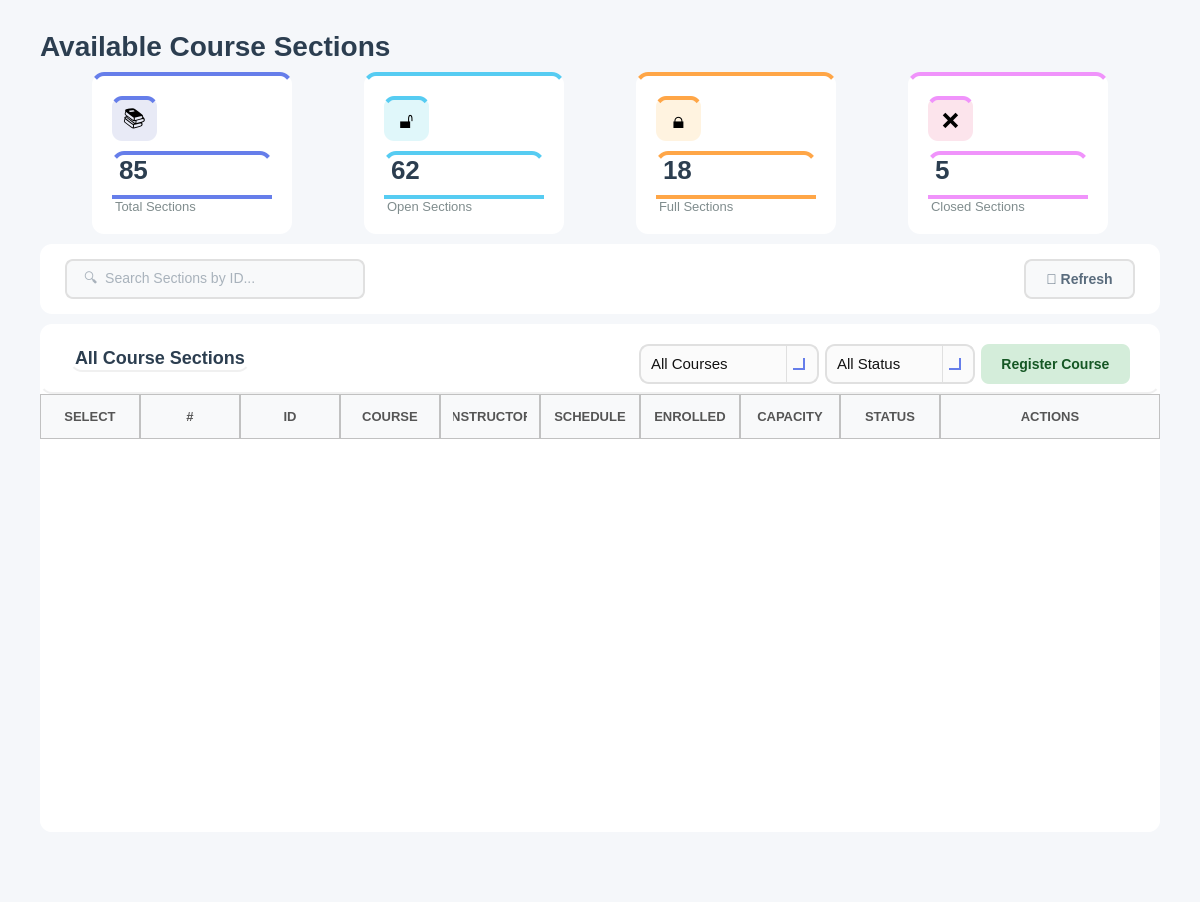
The window that app_ui/student_ui/submenus_ui/not_made/view_sections.ui (Yasser-Daffa/ECE-Course-Registeration) describes before a commit, drawn with Qt 5.
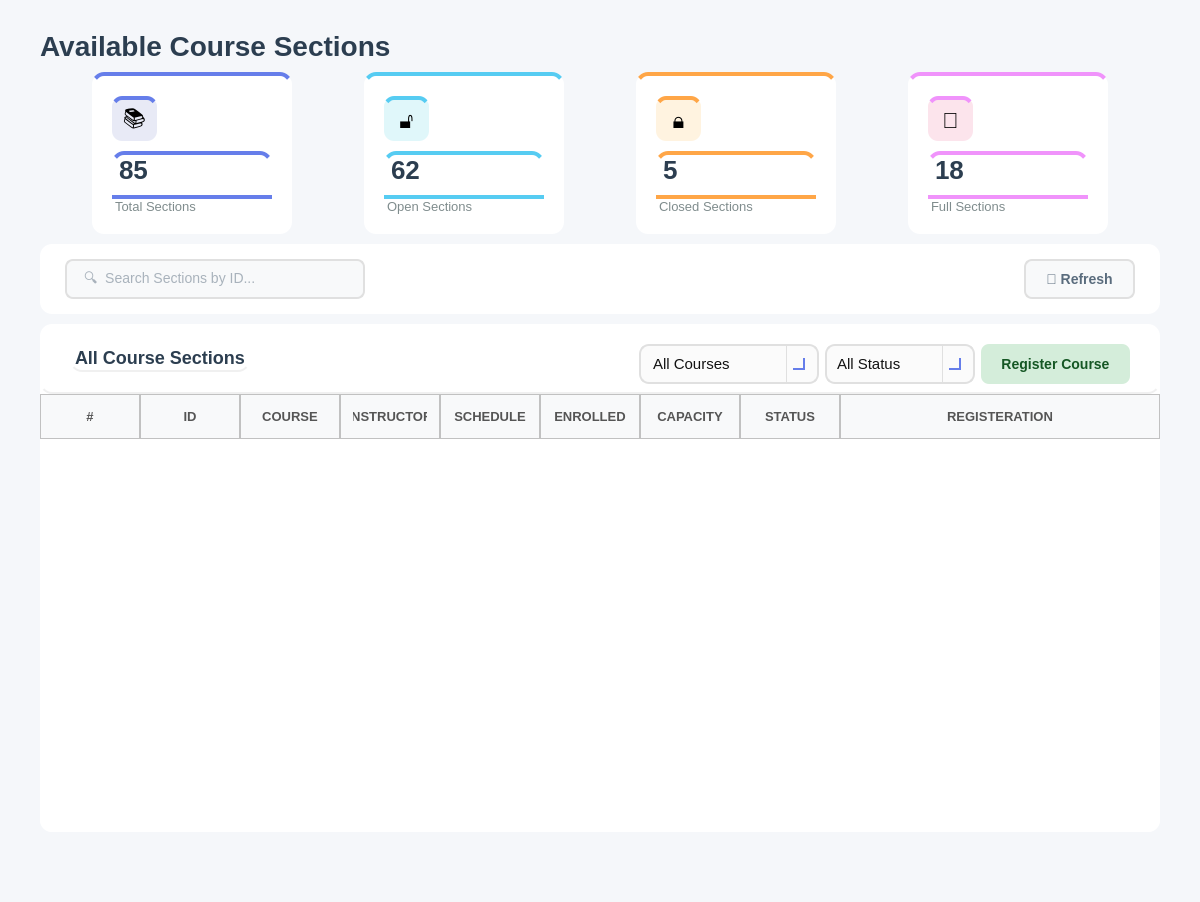
The same window after the commit. Icons and pictures are not drawn.

Commit message: improved ui for view_sections for students

Diff of the .ui file:
```diff
--- a/app_ui/student_ui/submenus_ui/not_made/view_sections.ui
+++ b/app_ui/student_ui/submenus_ui/not_made/view_sections.ui
@@ -232,90 +232,6 @@
        </layout>
       </widget>
      </item>
-     <item>
-      <widget class="QFrame" name="fullSectionsFrame">
-       <property name="minimumSize">
-        <size>
-         <width>0</width>
-         <height>140</height>
-        </size>
-       </property>
-       <property name="maximumSize">
-        <size>
-         <width>200</width>
-         <height>16777215</height>
-        </size>
-       </property>
-       <property name="styleSheet">
-        <string notr="true">background-color: white; border-radius: 12px; border-top: 4px solid #ffa647;</string>
-       </property>
-       <property name="frameShape">
-        <enum>QFrame::Shape::StyledPanel</enum>
-       </property>
-       <layout class="QVBoxLayout" name="fullSectionsLayout">
-        <property name="spacing">
-         <number>10</number>
-        </property>
-        <property name="leftMargin">
-         <number>20</number>
-        </property>
-        <property name="topMargin">
-         <number>20</number>
-        </property>
-        <property name="rightMargin">
-         <number>20</number>
-        </property>
-        <property name="bottomMargin">
-         <number>20</number>
-        </property>
-        <item>
-         <widget class="QLabel" name="fullSectionsIcon">
-          <property name="minimumSize">
-           <size>
-            <width>45</width>
-            <height>45</height>
-           </size>
-          </property>
-          <property name="maximumSize">
-           <size>
-            <width>45</width>
-            <height>45</height>
-           </size>
-          </property>
-          <property name="styleSheet">
-           <string notr="true">background-color: #fff3e0; border-radius: 10px; font-size: 22px;</string>
-          </property>
-          <property name="text">
-           <string>🔒</string>
-          </property>
-          <property name="alignment">
-           <set>Qt::AlignmentFlag::AlignCenter</set>
-          </property>
-         </widget>
-        </item>
-        <item>
-         <widget class="QLabel" name="labelFullSectionsCount">
-          <property name="styleSheet">
-           <string notr="true">font-size: 26px; font-weight: bold; color: #2c3e50; background: transparent;</string>
-          </property>
-          <property name="text">
-           <string>18</string>
-          </property>
-         </widget>
-        </item>
-        <item>
-         <widget class="QLabel" name="labelFullSections">
-          <property name="styleSheet">
-           <string notr="true">font-size: 13px; color: #7f8c8d; background: transparent;</string>
-          </property>
-          <property name="text">
-           <string>Full Sections</string>
-          </property>
-         </widget>
-        </item>
-       </layout>
-      </widget>
-     </item>
      <item>
       <widget class="QFrame" name="closedSectionsFrame">
        <property name="minimumSize">
@@ -331,7 +247,7 @@
         </size>
        </property>
        <property name="styleSheet">
-        <string notr="true">background-color: white; border-radius: 12px; border-top: 4px solid #f093fb;</string>
+        <string notr="true">background-color: white; border-radius: 12px; border-top: 4px solid #ffa647;</string>
        </property>
        <property name="frameShape">
         <enum>QFrame::Shape::StyledPanel</enum>
@@ -367,10 +283,10 @@
            </size>
           </property>
           <property name="styleSheet">
-           <string notr="true">background-color: #fce4ec; border-radius: 10px; font-size: 22px;</string>
+           <string notr="true">background-color: #fff3e0; border-radius: 10px; font-size: 22px;</string>
           </property>
           <property name="text">
-           <string>❌</string>
+           <string>🔒</string>
           </property>
           <property name="alignment">
            <set>Qt::AlignmentFlag::AlignCenter</set>
@@ -400,6 +316,90 @@
        </layout>
       </widget>
      </item>
+     <item>
+      <widget class="QFrame" name="fullSectionsFrame">
+       <property name="minimumSize">
+        <size>
+         <width>0</width>
+         <height>140</height>
+        </size>
+       </property>
+       <property name="maximumSize">
+        <size>
+         <width>200</width>
+         <height>16777215</height>
+        </size>
+       </property>
+       <property name="styleSheet">
+        <string notr="true">background-color: white; border-radius: 12px; border-top: 4px solid #f093fb;</string>
+       </property>
+       <property name="frameShape">
+        <enum>QFrame::Shape::StyledPanel</enum>
+       </property>
+       <layout class="QVBoxLayout" name="fullSectionsLayout">
+        <property name="spacing">
+         <number>10</number>
+        </property>
+        <property name="leftMargin">
+         <number>20</number>
+        </property>
+        <property name="topMargin">
+         <number>20</number>
+        </property>
+        <property name="rightMargin">
+         <number>20</number>
+        </property>
+        <property name="bottomMargin">
+         <number>20</number>
+        </property>
+        <item>
+         <widget class="QLabel" name="fullSectionsIcon">
+          <property name="minimumSize">
+           <size>
+            <width>45</width>
+            <height>45</height>
+           </size>
+          </property>
+          <property name="maximumSize">
+           <size>
+            <width>45</width>
+            <height>45</height>
+           </size>
+          </property>
+          <property name="styleSheet">
+           <string notr="true">background-color: #fce4ec; border-radius: 10px; font-size: 22px;</string>
+          </property>
+          <property name="text">
+           <string>💯</string>
+          </property>
+          <property name="alignment">
+           <set>Qt::AlignmentFlag::AlignCenter</set>
+          </property>
+         </widget>
+        </item>
+        <item>
+         <widget class="QLabel" name="labelFullSectionsCount">
+          <property name="styleSheet">
+           <string notr="true">font-size: 26px; font-weight: bold; color: #2c3e50; background: transparent;</string>
+          </property>
+          <property name="text">
+           <string>18</string>
+          </property>
+         </widget>
+        </item>
+        <item>
+         <widget class="QLabel" name="labelFullSections">
+          <property name="styleSheet">
+           <string notr="true">font-size: 13px; color: #7f8c8d; background: transparent;</string>
+          </property>
+          <property name="text">
+           <string>Full Sections</string>
+          </property>
+         </widget>
+        </item>
+       </layout>
+      </widget>
+     </item>
     </layout>
    </item>
    <item>
@@ -697,6 +697,9 @@
     border: 2px solid #FF4A4A;
 }</string>
            </property>
+           <property name="editable">
+            <bool>true</bool>
+           </property>
            <item>
             <property name="text">
              <string>All Courses</string>
@@ -1030,11 +1033,6 @@
         <attribute name="verticalHeaderCascadingSectionResizes">
          <bool>true</bool>
         </attribute>
-        <column>
-         <property name="text">
-          <string>SELECT</string>
-         </property>
-        </column>
         <column>
          <property name="text">
           <string>#</string>
@@ -1077,7 +1075,7 @@
         </column>
         <column>
          <property name="text">
-          <string>ACTIONS</string>
+          <string>REGISTERATION</string>
          </property>
         </column>
        </widget>
```
Left out of the diff: 30 changed lines with no effect on the pictures. The commit also changes 1 other file.
